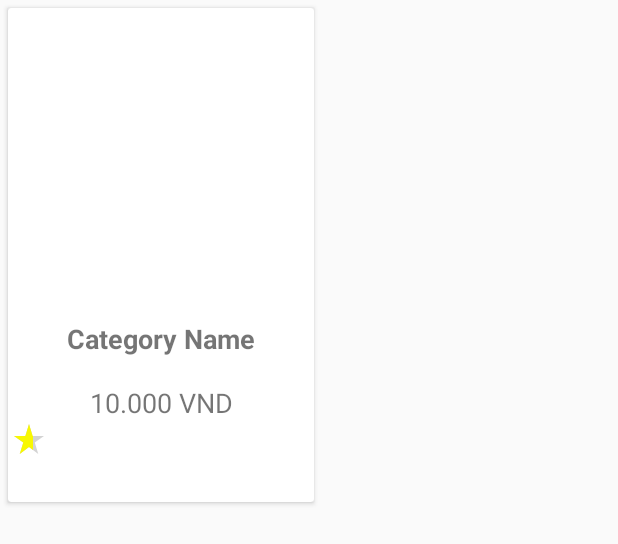
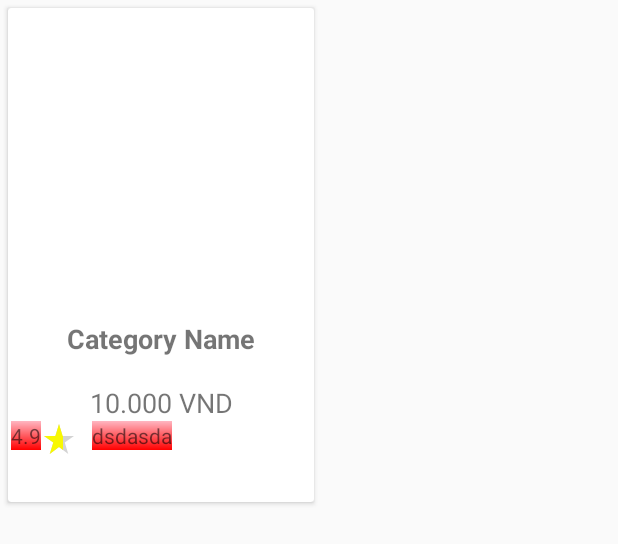
Before and after one commit to caffesuahotga/orderfood, an Android app: the layout item_product.xml on its own in the app's theme, with its tools: preview values and no code run, on a phone screen of 412 x 824 dp. Shown: the top 544 px of the screen. Run offline under Robolectric (Android 15) with nearby library versions, the phone set to English and light mode, and no system bars.

Commit message:
chinh sua ui 90%

```diff
--- a/app/src/main/AndroidManifest.xml
+++ b/app/src/main/AndroidManifest.xml
@@ -22,22 +22,20 @@
             android:name="com.facebook.sdk.ClientToken"
             android:value="@string/facebook_client_token" />
 
-        <!-- Main Activity -->
+
         <activity
             android:name=".services.HomeActivity"
             android:exported="true">
-
-        </activity>
-
-        <activity
-            android:name=".services.login"
-            android:exported="true" >
             <intent-filter>
                 <action android:name="android.intent.action.MAIN" />
                 <category android:name="android.intent.category.LAUNCHER" />
             </intent-filter>
         </activity>
 
+        <activity
+            android:name=".services.login"
+            android:exported="true" >
+        </activity>
         <!-- Facebook Login Activity -->
         <activity
             android:name="com.facebook.FacebookActivity"
--- a/app/src/main/res/layout/item_product.xml
+++ b/app/src/main/res/layout/item_product.xml
@@ -43,11 +43,26 @@
         <LinearLayout
             android:layout_width="wrap_content"
             android:layout_height="wrap_content">
+            <TextView
+                android:layout_width="wrap_content"
+                android:layout_height="wrap_content"
+                android:textStyle=""
+
+                android:text="4.9"
+                android:background="@drawable/gradient_background"/>
             <ImageView
                 android:id="@+id/starImage"
                 android:layout_width="wrap_content"
                 android:layout_height="wrap_content"
                 android:src="@drawable/star_rating"/>
+
+            <TextView
+                android:layout_width="wrap_content"
+                android:layout_height="wrap_content"
+                android:layout_marginLeft="10dp"
+                android:text="dsdasda"
+                android:background="@drawable/gradient_background"/>
+
         </LinearLayout>
 
     </LinearLayout>
```
